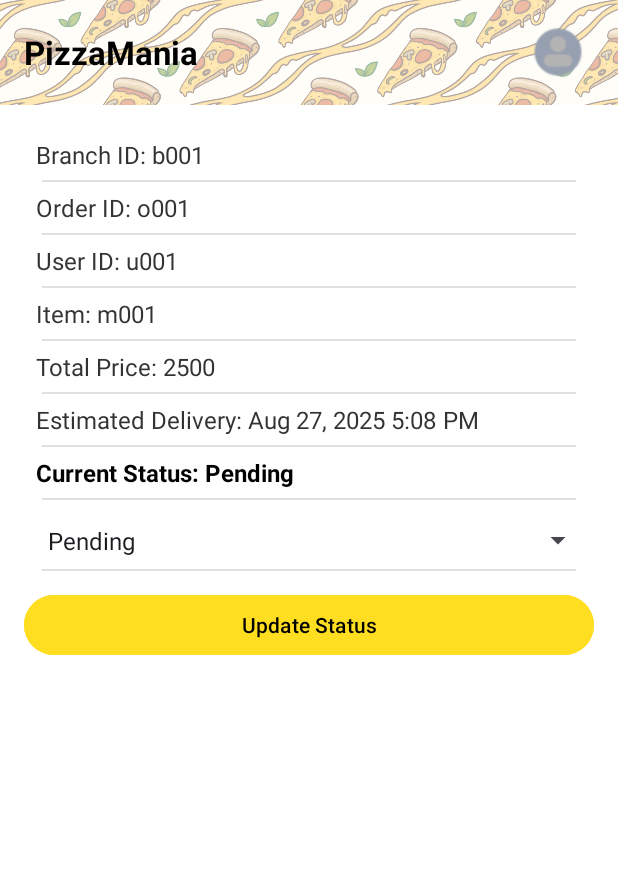
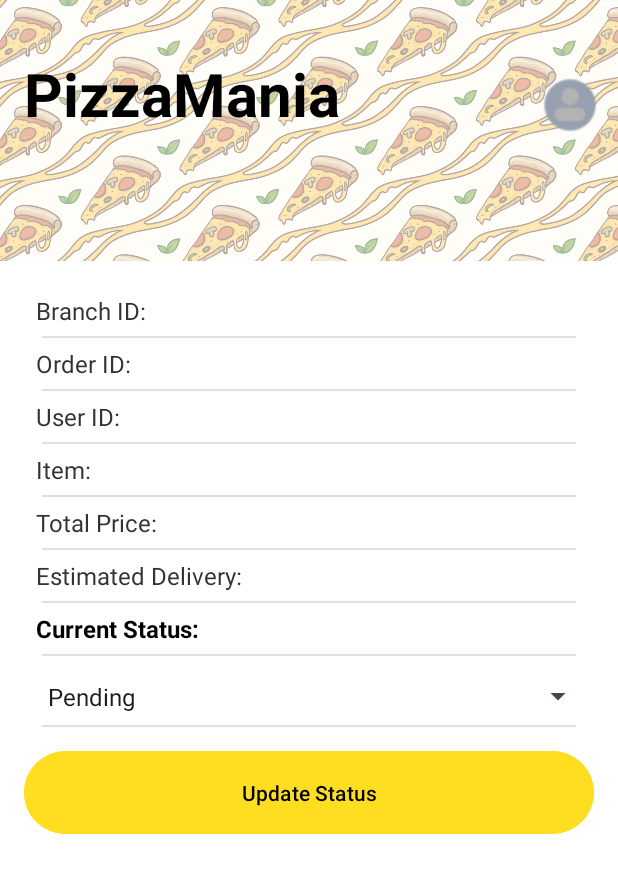
Before and after one commit to Mobile-Application-Development-NIBM/Pizza-Mania-App, an Android app: the EmployeeOrderActivity screen opened directly, with no data from a screen before it, on a phone screen of 412 x 824 dp. Shown: the top 873 px of the screen. Run offline under Robolectric (Android 15) with nearby library versions, the phone set to English and light mode, and no system bars.

Commit message:
employee Home and Order3

```diff
--- a/app/src/main/res/layout/activity_employee_order.xml
+++ b/app/src/main/res/layout/activity_employee_order.xml
@@ -12,33 +12,30 @@
     <!-- Top banner -->
     <FrameLayout
         android:layout_width="match_parent"
-        android:layout_height="70dp">
+        android:layout_height="174dp">
 
-        <!-- Background image -->
         <ImageView
             android:layout_width="match_parent"
             android:layout_height="match_parent"
-            android:src="@drawable/pizzabanner3"
+            android:alpha="0.4"
             android:scaleType="centerCrop"
-            android:alpha="0.4" />
+            android:src="@drawable/pizzabanner3" />
 
-        <!-- Banner content -->
         <LinearLayout
             android:layout_width="match_parent"
-            android:layout_height="match_parent"
+            android:layout_height="140dp"
+            android:gravity="center_vertical"
             android:orientation="horizontal"
-            android:gravity="center_vertical"
             android:paddingStart="16dp"
-            android:paddingEnd="16dp">
+            android:paddingEnd="8dp">
 
-            <!-- App name -->
             <TextView
-                android:id="@+id/stripText"
-                android:layout_width="wrap_content"
-                android:layout_height="wrap_content"
+                android:layout_width="335dp"
+                android:layout_height="69dp"
+                android:layout_gravity="center"
                 android:text="PizzaMania"
                 android:textColor="#000000"
-                android:textSize="22sp"
+                android:textSize="40sp"
                 android:textStyle="bold" />
 
             <Space
@@ -46,19 +43,16 @@
                 android:layout_height="wrap_content"
                 android:layout_weight="1" />
 
-            <!-- Profile picture button -->
             <ImageButton
                 android:id="@+id/profileButton"
                 android:layout_width="48dp"
                 android:layout_height="48dp"
-                android:src="@drawable/default_profile9"
+                android:layout_gravity="center_vertical|end"
+                android:adjustViewBounds="true"
                 android:background="@android:color/transparent"
+                android:contentDescription="@string/profile_button_desc"
                 android:scaleType="centerCrop"
-                android:adjustViewBounds="true"
-                android:contentDescription="@string/profile_button_desc"
-                android:layout_gravity="center_vertical|end"
-                android:padding="2dp"
-                android:clipToOutline="true" />
+                android:src="@drawable/default_profile9" />
         </LinearLayout>
     </FrameLayout>
 
@@ -81,7 +75,7 @@
                 android:id="@+id/branchIdTxt"
                 android:layout_width="match_parent"
                 android:layout_height="wrap_content"
-                android:text="Branch ID: b001"
+                android:text="Branch ID: "
                 android:textSize="16sp"
                 android:textColor="#333333"
                 android:paddingVertical="6dp"
@@ -91,7 +85,7 @@
                 android:id="@+id/orderIdTxt"
                 android:layout_width="match_parent"
                 android:layout_height="wrap_content"
-                android:text="Order ID: o001"
+                android:text="Order ID: "
                 android:textSize="16sp"
                 android:textColor="#333333"
                 android:paddingVertical="6dp"
@@ -101,7 +95,7 @@
                 android:id="@+id/userIdTxt"
                 android:layout_width="match_parent"
                 android:layout_height="wrap_content"
-                android:text="User ID: u001"
+                android:text="User ID: "
                 android:textSize="16sp"
                 android:textColor="#333333"
                 android:paddingVertical="6dp"
@@ -111,7 +105,7 @@
                 android:id="@+id/itemTxt"
                 android:layout_width="match_parent"
                 android:layout_height="wrap_content"
-                android:text="Item: m001"
+                android:text="Item: "
                 android:textSize="16sp"
                 android:textColor="#333333"
                 android:paddingVertical="6dp"
@@ -121,7 +115,7 @@
                 android:id="@+id/totalPriceTxt"
                 android:layout_width="match_parent"
                 android:layout_height="wrap_content"
-                android:text="Total Price: 2500"
+                android:text="Total Price: "
                 android:textSize="16sp"
                 android:textColor="#333333"
                 android:paddingVertical="6dp"
@@ -131,7 +125,7 @@
                 android:id="@+id/deliveryTxt"
                 android:layout_width="match_parent"
                 android:layout_height="wrap_content"
-                android:text="Estimated Delivery: Aug 27, 2025 5:08 PM"
+                android:text="Estimated Delivery: "
                 android:textSize="16sp"
                 android:textColor="#333333"
                 android:paddingVertical="6dp"
@@ -141,7 +135,7 @@
                 android:id="@+id/statusTxt"
                 android:layout_width="match_parent"
                 android:layout_height="wrap_content"
-                android:text="Current Status: Pending"
+                android:text="Current Status: "
                 android:textSize="16sp"
                 android:textStyle="bold"
                 android:textColor="#000000"
@@ -161,12 +155,12 @@
             <Button
                 android:id="@+id/updateStatusBtn"
                 android:layout_width="match_parent"
-                android:layout_height="wrap_content"
+                android:layout_height="63dp"
+                android:layout_marginTop="12dp"
+                android:backgroundTint="#FFDE21"
+                android:paddingVertical="10dp"
                 android:text="Update Status"
-                android:backgroundTint="#FFDE21"
-                android:textColor="@android:color/black"
-                android:layout_marginTop="12dp"
-                android:paddingVertical="10dp" />
+                android:textColor="@android:color/black" />
         </LinearLayout>
     </ScrollView>
 
```
Also changed, not shown: app/src/main/res/layout/activity_employee_home.xml (+16 -14 lines).
